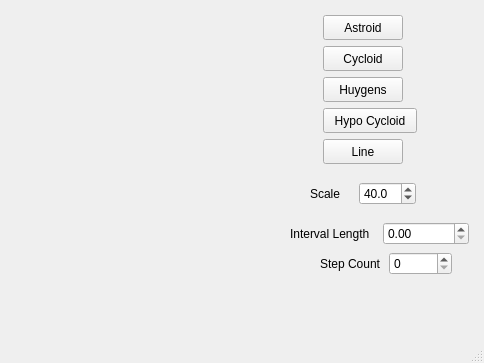
Qt form mainwindow.ui (crisalgi/QtCurvesCPP) before a commit.
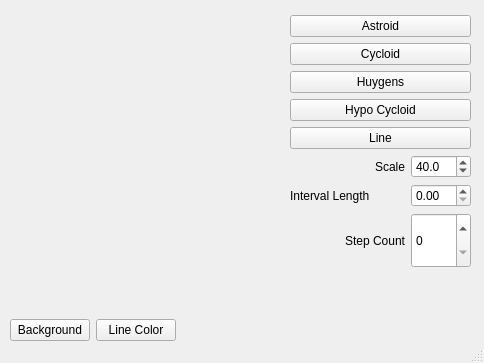
The same form after that commit. Custom widgets are drawn as their Qt base class.

Commit message: background and line color buttons

Diff of the .ui file:
```diff
--- a/mainwindow.ui
+++ b/mainwindow.ui
@@ -20,100 +20,71 @@
    <string>Curves</string>
   </property>
   <widget class="QWidget" name="centralwidget">
-   <widget class="RenderArea" name="renderArea" native="true">
+   <widget class="QWidget" name="">
     <property name="geometry">
      <rect>
-      <x>11</x>
-      <y>11</y>
-      <width>231</width>
-      <height>221</height>
-     </rect>
-    </property>
-   </widget>
-   <widget class="QPushButton" name="btnAstroid">
-    <property name="geometry">
-     <rect>
-      <x>323</x>
+      <x>290</x>
       <y>15</y>
-      <width>80</width>
-      <height>25</height>
+      <width>181</width>
+      <height>253</height>
      </rect>
     </property>
+    <layout class="QVBoxLayout" name="verticalLayout">
+     <item>
+      <widget class="QPushButton" name="btnAstroid">
     <property name="text">
      <string>Astroid</string>
     </property>
    </widget>
+     </item>
+     <item>
    <widget class="QPushButton" name="btnCycloid">
-    <property name="geometry">
-     <rect>
-      <x>323</x>
-      <y>46</y>
-      <width>80</width>
-      <height>25</height>
-     </rect>
-    </property>
     <property name="text">
      <string>Cycloid</string>
     </property>
    </widget>
+     </item>
+     <item>
    <widget class="QPushButton" name="btnHuygens">
-    <property name="geometry">
-     <rect>
-      <x>323</x>
-      <y>77</y>
-      <width>80</width>
-      <height>25</height>
-     </rect>
-    </property>
     <property name="text">
      <string>Huygens</string>
     </property>
    </widget>
+     </item>
+     <item>
    <widget class="QPushButton" name="btnHypoCycloid">
-    <property name="geometry">
-     <rect>
-      <x>323</x>
-      <y>108</y>
-      <width>94</width>
-      <height>25</height>
-     </rect>
-    </property>
     <property name="text">
      <string>Hypo Cycloid</string>
     </property>
    </widget>
+     </item>
+     <item>
    <widget class="QPushButton" name="btnLine">
-    <property name="geometry">
-     <rect>
-      <x>323</x>
-      <y>139</y>
-      <width>80</width>
-      <height>25</height>
-     </rect>
-    </property>
     <property name="text">
      <string>Line</string>
     </property>
    </widget>
-   <widget class="QWidget" name="">
-    <property name="geometry">
-     <rect>
-      <x>310</x>
-      <y>180</y>
-      <width>106</width>
-      <height>28</height>
-     </rect>
-    </property>
+     </item>
+     <item>
     <layout class="QHBoxLayout" name="horizontalLayout">
      <item>
       <widget class="QLabel" name="label">
        <property name="text">
         <string>Scale</string>
        </property>
+         <property name="alignment">
+          <set>Qt::AlignRight|Qt::AlignTrailing|Qt::AlignVCenter</set>
+         </property>
       </widget>
      </item>
      <item>
       <widget class="QDoubleSpinBox" name="spinScale">
+         <property name="maximumSize">
+          <size>
+           <width>60</width>
+           <height>16777215</height>
+          </size>
+         </property>
        <property name="decimals">
         <number>1</number>
        </property>
@@ -126,16 +97,8 @@
       </widget>
      </item>
     </layout>
-   </widget>
-   <widget class="QWidget" name="">
-    <property name="geometry">
-     <rect>
-      <x>290</x>
-      <y>220</y>
-      <width>179</width>
-      <height>28</height>
-     </rect>
-    </property>
+     </item>
+     <item>
     <layout class="QHBoxLayout" name="horizontalLayout_2">
      <item>
       <widget class="QLabel" name="label_2">
@@ -146,6 +109,12 @@
      </item>
      <item>
       <widget class="QDoubleSpinBox" name="spinInterval">
+         <property name="maximumSize">
+          <size>
+           <width>60</width>
+           <height>16777215</height>
+          </size>
+         </property>
        <property name="maximum">
         <double>100.000000000000000</double>
        </property>
@@ -155,26 +124,27 @@
       </widget>
      </item>
     </layout>
-   </widget>
-   <widget class="QWidget" name="">
-    <property name="geometry">
-     <rect>
-      <x>320</x>
-      <y>250</y>
-      <width>132</width>
-      <height>28</height>
-     </rect>
-    </property>
+     </item>
+     <item>
     <layout class="QHBoxLayout" name="horizontalLayout_3">
      <item>
       <widget class="QLabel" name="label_3">
        <property name="text">
         <string>Step Count</string>
        </property>
+         <property name="alignment">
+          <set>Qt::AlignRight|Qt::AlignTrailing|Qt::AlignVCenter</set>
+         </property>
       </widget>
      </item>
      <item>
       <widget class="QSpinBox" name="spinCount">
+         <property name="maximumSize">
+          <size>
+           <width>60</width>
+           <height>60</height>
+          </size>
+         </property>
        <property name="maximum">
         <number>512</number>
        </property>
@@ -182,6 +152,54 @@
         <number>8</number>
        </property>
       </widget>
+       </item>
+      </layout>
+     </item>
+    </layout>
+   </widget>
+   <widget class="QWidget" name="">
+    <property name="geometry">
+     <rect>
+      <x>10</x>
+      <y>10</y>
+      <width>271</width>
+      <height>331</height>
+     </rect>
+    </property>
+    <layout class="QVBoxLayout" name="verticalLayout_2">
+     <item>
+      <widget class="RenderArea" name="renderArea" native="true"/>
+     </item>
+     <item>
+      <layout class="QHBoxLayout" name="horizontalLayout_4">
+       <item>
+        <widget class="QPushButton" name="btnBackground">
+         <property name="text">
+          <string>Background</string>
+         </property>
+        </widget>
+       </item>
+       <item>
+        <widget class="QPushButton" name="btnPen">
+         <property name="text">
+          <string>Line Color</string>
+         </property>
+        </widget>
+       </item>
+       <item>
+        <spacer name="horizontalSpacer">
+         <property name="orientation">
+          <enum>Qt::Horizontal</enum>
+         </property>
+         <property name="sizeHint" stdset="0">
+          <size>
+           <width>40</width>
+           <height>20</height>
+          </size>
+         </property>
+        </spacer>
+       </item>
+      </layout>
      </item>
     </layout>
    </widget>
```
Lines whose indentation alone changed are shown as unchanged. The commit also changes 4 other files.
